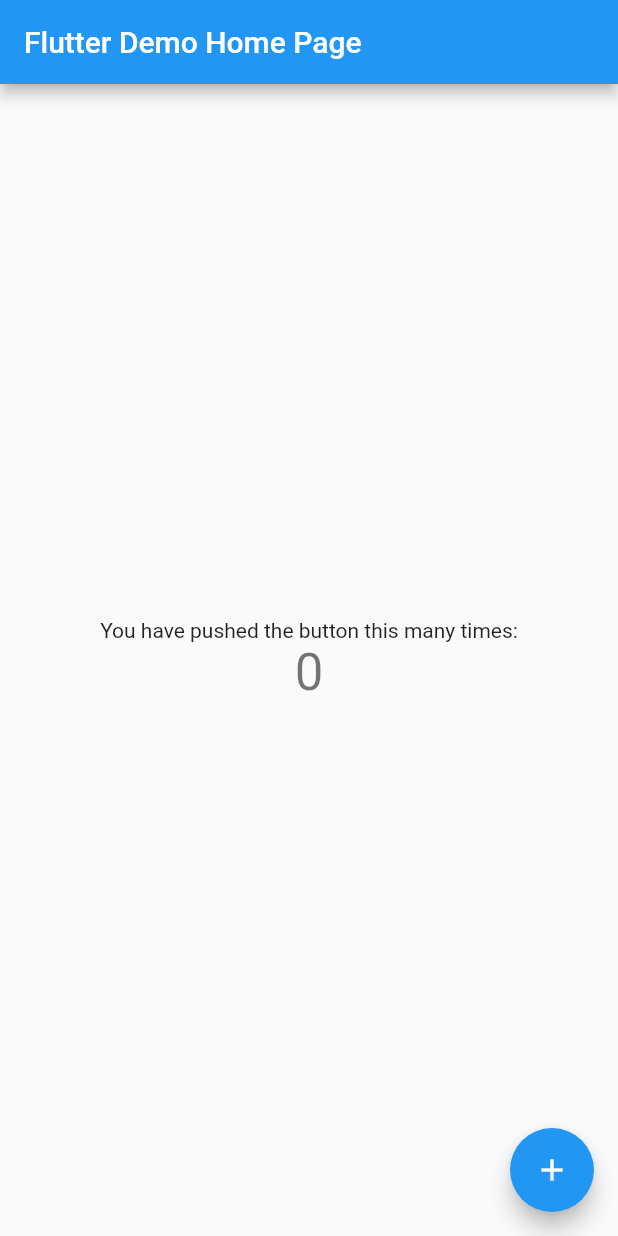
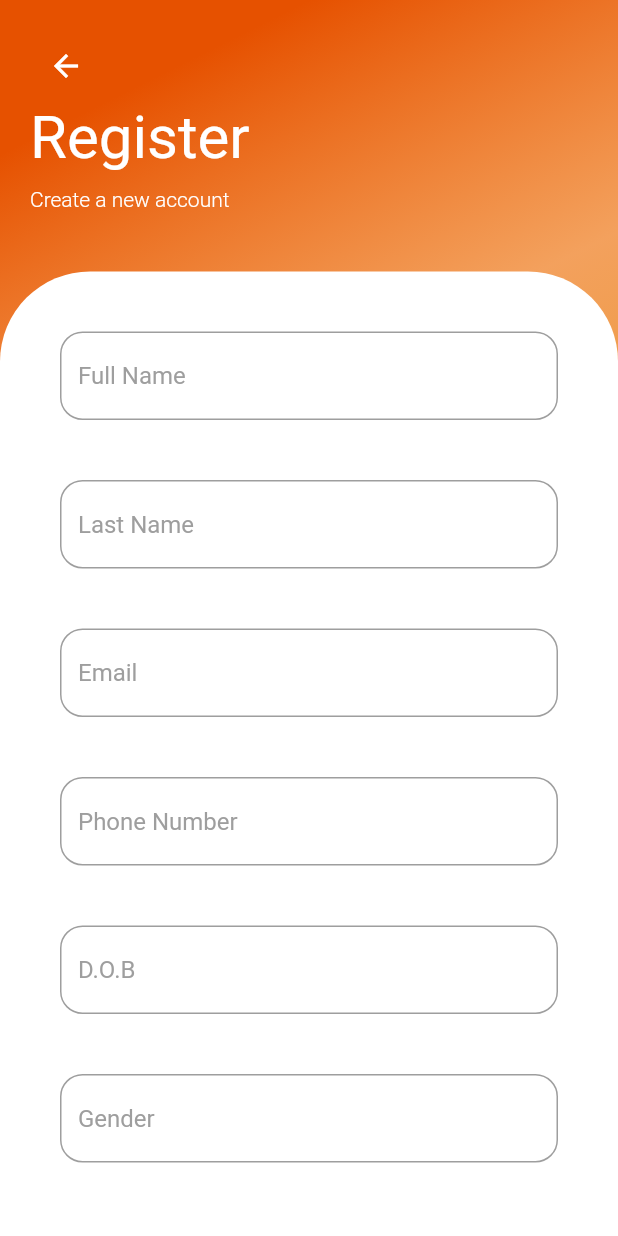
Before and after one commit to Flutter-Learning-Community/flutter-login, a Flutter app: the screen it shows after launch, on a phone screen of 412 x 824 dp. Run offline on Flutter 3.47's test engine with Material 2 defaults, Android fonts, the phone set to English and light mode, and no system bars; our stand-ins replace simple_animations.

Commit message:
signup created

```diff
--- /dev/null
+++ b/lib/Animation/FadeAnimation.dart
@@ -0,0 +1,32 @@
+import 'package:flutter/material.dart';
+import 'package:simple_animations/simple_animations.dart';
+
+class FadeAnimation extends StatelessWidget {
+  final double delay;
+  final Widget child;
+
+  FadeAnimation(this.delay, this.child);
+
+  @override
+  Widget build(BuildContext context) {
+    final tween = MultiTrackTween([
+      Track("opacity")
+          .add(Duration(milliseconds: 500), Tween(begin: 0.0, end: 1.0)),
+      Track("translateY").add(
+          Duration(milliseconds: 500), Tween(begin: -30.0, end: 0.0),
+          curve: Curves.easeOut)
+    ]);
+
+    return ControlledAnimation(
+      delay: Duration(milliseconds: (500 * delay).round()),
+      duration: tween.duration,
+      tween: tween,
+      child: child,
+      builderWithChild: (context, child, animation) => Opacity(
+        opacity: (animation as Map)["opacity"],
+        child: Transform.translate(
+            offset: Offset(0, (animation as Map)["translateY"]), child: child),
+      ),
+    );
+  }
+}
--- a/lib/main.dart
+++ b/lib/main.dart
@@ -1,115 +1,16 @@
 import 'package:flutter/material.dart';
+import 'signup.dart';
 
 void main() {
-  runApp(const MyApp());
+  runApp(MyApp());
 }
 
 class MyApp extends StatelessWidget {
-  const MyApp({Key? key}) : super(key: key);
-
-  // This widget is the root of your application.
   @override
   Widget build(BuildContext context) {
     return MaterialApp(
-      title: 'Flutter Demo',
-      theme: ThemeData(
-        // This is the theme of your application.
-        //
-        // Try running your application with "flutter run". You'll see the
-        // application has a blue toolbar. Then, without quitting the app, try
-        // changing the primarySwatch below to Colors.green and then invoke
-        // "hot reload" (press "r" in the console where you ran "flutter run",
-        // or simply save your changes to "hot reload" in a Flutter IDE).
-        // Notice that the counter didn't reset back to zero; the application
-        // is not restarted.
-        primarySwatch: Colors.blue,
-      ),
-      home: const MyHomePage(title: 'Flutter Demo Home Page'),
+      debugShowCheckedModeBanner: false,
+      home: HomePage(),
     );
   }
 }
-
-class MyHomePage extends StatefulWidget {
-  const MyHomePage({Key? key, required this.title}) : super(key: key);
-
-  // This widget is the home page of your application. It is stateful, meaning
-  // that it has a State object (defined below) that contains fields that affect
-  // how it looks.
-
-  // This class is the configuration for the state. It holds the values (in this
-  // case the title) provided by the parent (in this case the App widget) and
-  // used by the build method of the State. Fields in a Widget subclass are
-  // always marked "final".
-
-  final String title;
-
-  @override
-  State<MyHomePage> createState() => _MyHomePageState();
-}
-
-class _MyHomePageState extends State<MyHomePage> {
-  int _counter = 0;
-
-  void _incrementCounter() {
-    setState(() {
-      // This call to setState tells the Flutter framework that something has
-      // changed in this State, which causes it to rerun the build method below
-      // so that the display can reflect the updated values. If we changed
-      // _counter without calling setState(), then the build method would not be
-      // called again, and so nothing would appear to happen.
-      _counter++;
-    });
-  }
-
-  @override
-  Widget build(BuildContext context) {
-    // This method is rerun every time setState is called, for instance as done
-    // by the _incrementCounter method above.
-    //
-    // The Flutter framework has been optimized to make rerunning build methods
-    // fast, so that you can just rebuild anything that needs updating rather
-    // than having to individually change instances of widgets.
-    return Scaffold(
-      appBar: AppBar(
-        // Here we take the value from the MyHomePage object that was created by
-        // the App.build method, and use it to set our appbar title.
-        title: Text(widget.title),
-      ),
-      body: Center(
-        // Center is a layout widget. It takes a single child and positions it
-        // in the middle of the parent.
-        child: Column(
-          // Column is also a layout widget. It takes a list of children and
-          // arranges them vertically. By default, it sizes itself to fit its
-          // children horizontally, and tries to be as tall as its parent.
-          //
-          // Invoke "debug painting" (press "p" in the console, choose the
-          // "Toggle Debug Paint" action from the Flutter Inspector in Android
-          // Studio, or the "Toggle Debug Paint" command in Visual Studio Code)
-          // to see the wireframe for each widget.
-          //
-          // Column has various properties to control how it sizes itself and
-          // how it positions its children. Here we use mainAxisAlignment to
-          // center the children vertically; the main axis here is the vertical
-          // axis because Columns are vertical (the cross axis would be
-          // horizontal).
-          mainAxisAlignment: MainAxisAlignment.center,
-          children: <Widget>[
-            const Text(
-              'You have pushed the button this many times:',
-            ),
-            Text(
-              '$_counter',
-              style: Theme.of(context).textTheme.headline4,
-            ),
-          ],
-        ),
-      ),
-      floatingActionButton: FloatingActionButton(
-        onPressed: _incrementCounter,
-        tooltip: 'Increment',
-        child: const Icon(Icons.add),
-      ), // This trailing comma makes auto-formatting nicer for build methods.
-    );
-  }
-}
--- /dev/null
+++ b/lib/signup.dart
@@ -0,0 +1,351 @@
+import 'package:flutter/material.dart';
+import 'Animation/FadeAnimation.dart';
+
+class HomePage extends StatefulWidget {
+  @override
+  State<HomePage> createState() => _HomePageState();
+}
+
+class _HomePageState extends State<HomePage> {
+  final formKey = GlobalKey<FormState>();
+  var namecontroller = TextEditingController();
+  var emailcontroller = TextEditingController();
+  var phonecontroller = TextEditingController();
+  var Dobcontroller = TextEditingController();
+
+  @override
+  Widget build(BuildContext context) {
+    return Scaffold(
+      body: Container(
+        width: double.infinity,
+        decoration: BoxDecoration(
+            gradient: LinearGradient(begin: Alignment.topCenter, colors: [
+          Color.fromARGB(255, 230, 81, 0),
+          Color.fromARGB(171, 240, 117, 16),
+          Color.fromARGB(250, 230, 158, 50)
+        ])),
+        child: Column(
+          crossAxisAlignment: CrossAxisAlignment.start,
+          children: <Widget>[
+            Padding(
+              padding: EdgeInsets.all(20),
+              child: Column(
+                crossAxisAlignment: CrossAxisAlignment.start,
+                children: <Widget>[
+                  IconButton(
+                    icon: Icon(
+                      Icons.arrow_back,
+                      color: Colors.white,
+                    ),
+                    onPressed: () {
+                      Navigator.pop(context);
+                    },
+                  ),
+                  FadeAnimation(
+                      1,
+                      Text(
+                        "Register",
+                        style: TextStyle(color: Colors.white, fontSize: 40),
+                      )),
+                  SizedBox(
+                    height: 10,
+                  ),
+                  FadeAnimation(
+                    1,
+                    Text(
+                      "Create a new account",
+                      style: TextStyle(
+                        color: Colors.white,
+                        fontWeight: FontWeight.w300,
+                      ),
+                    ),
+                  ),
+                  SizedBox(
+                    height: 10,
+                  ),
+                ],
+              ),
+            ),
+            SizedBox(height: 10),
+            Expanded(
+              child: Container(
+                decoration: BoxDecoration(
+                    color: Colors.white,
+                    borderRadius: BorderRadius.only(
+                      topLeft: Radius.circular(60),
+                      topRight: Radius.circular(60),
+                    )),
+                child: SingleChildScrollView(
+                  child: Padding(
+                      padding: EdgeInsets.all(30),
+                      child: Column(
+                        children: <Widget>[
+                          FadeAnimation(
+                            1.4,
+                            Container(
+                                child: Form(
+                              key: formKey,
+                              child: Column(
+                                children: <Widget>[
+                                  FadeAnimation(
+                                    1.5,
+                                    Container(
+                                      padding: EdgeInsets.all(10),
+                                      child: TextFormField(
+                                        controller: namecontroller,
+                                        decoration: InputDecoration(
+                                          focusedBorder: OutlineInputBorder(
+                                            borderSide: const BorderSide(
+                                                color: Colors.orange,
+                                                width: 2.0),
+                                            borderRadius:
+                                                BorderRadius.circular(25.0),
+                                          ),
+                                          hintText: "Full Name",
+                                          hintStyle:
+                                              TextStyle(color: Colors.grey),
+                                          border: OutlineInputBorder(
+                                            borderRadius:
+                                                BorderRadius.circular(15),
+                                          ),
+                                        ),
+                                        validator: (value) {
+                                          if (value!.isEmpty ||
+                                              !RegExp(r'^[a-z A-Z,.\-]+$')
+                                                  .hasMatch(value)) {
+                                            return "Invalid Full Name";
+                                          } else {
+                                            return null;
+                                          }
+                                        },
+                                      ),
+                                    ),
+                                  ),
+                                  SizedBox(
+                                    height: 20,
+                                  ),
+                                  FadeAnimation(
+                                    2,
+                                    Container(
+                                      padding: EdgeInsets.all(10),
+                                      child: TextFormField(
+                                        decoration: InputDecoration(
+                                          focusedBorder: OutlineInputBorder(
+                                            borderSide: const BorderSide(
+                                                color: Colors.orange,
+                                                width: 2.0),
+                                            borderRadius:
+                                                BorderRadius.circular(25.0),
+                                          ),
+                                          hintText: "Last Name",
+                                          hintStyle:
+                                              TextStyle(color: Colors.grey),
+                                          border: OutlineInputBorder(
+                                            borderRadius:
+                                                BorderRadius.circular(15),
+                                          ),
+                                        ),
+                                      ),
+                                    ),
+                                  ),
+                                  SizedBox(
+                                    height: 20,
+                                  ),
+                                  FadeAnimation(
+                                    2.5,
+                                    Container(
+                                      padding: EdgeInsets.all(10),
+                                      child: TextFormField(
+                                          controller: emailcontroller,
+                                          decoration: InputDecoration(
+                                            focusedBorder: OutlineInputBorder(
+                                              borderSide: const BorderSide(
+                                                  color: Colors.orange,
+                                                  width: 2.0),
+                                              borderRadius:
+                                                  BorderRadius.circular(25.0),
+                                            ),
+                                            hintText: "Email",
+                                            hintStyle:
+                                                TextStyle(color: Colors.grey),
+                                            border: OutlineInputBorder(
+                                              borderRadius:
+                                                  BorderRadius.circular(15),
+                                            ),
+                                          ),
+                                          validator: (value) {
+                                            if (value!.trim().isEmpty ||
+                                                !RegExp(r"^[a-zA-Z0-9.a-zA-Z0-9.!#$%&'*+-/=?^_`{|}~]+@[a-zA-Z0-9]+\.[a-zA-Z]+")
+                                                    .hasMatch(value)) {
+                                              return "Invalid Email";
+                                            } else {
+                                              return null;
+                                            }
+                                          }),
+                                    ),
+                                  ),
+                                  SizedBox(
+                                    height: 20,
+                                  ),
+                                  FadeAnimation(
+                                    3,
+                                    Container(
+                                      padding: EdgeInsets.all(10),
+                                      child: TextFormField(
+                                          controller: phonecontroller,
+                                          decoration: InputDecoration(
+                                            focusedBorder: OutlineInputBorder(
+                                              borderSide: const BorderSide(
+                                                  color: Colors.orange,
+                                                  width: 2.0),
+                                              borderRadius:
+                                                  BorderRadius.circular(25.0),
+                                            ),
+                                            hintText: "Phone Number",
+                                            hintStyle:
+                                                TextStyle(color: Colors.grey),
+                                            border: OutlineInputBorder(
+                                              borderRadius:
+                                                  BorderRadius.circular(15),
+                                            ),
+                                          ),
+                                          validator: (value) {
+                                            if (value!.trim().isEmpty ||
+                                                !RegExp(r'/^\(?(\d{3})\)?[- ]?(\d{3})[- ]?(\d{4})$/')
+                                                    .hasMatch(value)) {
+                                              return "Invalid Phone Number";
+                                            } else {
+                                              return null;
+                                            }
+                                          }),
+                                    ),
+                                  ),
+                                  SizedBox(
+                                    height: 20,
+                                  ),
+                                  FadeAnimation(
+                                    3.5,
+                                    Container(
+                                      padding: EdgeInsets.all(10),
+                                      child: TextFormField(
+                                          controller: Dobcontroller,
+                                          decoration: InputDecoration(
+                                            focusedBorder: OutlineInputBorder(
+                                              borderSide: const BorderSide(
+                                                  color: Colors.orange,
+                                                  width: 2.0),
+                                              borderRadius:
+                                                  BorderRadius.circular(25.0),
+                                            ),
+                                            hintText: "D.O.B",
+                                            hintStyle:
+                                                TextStyle(color: Colors.grey),
+                                            border: OutlineInputBorder(
+                                              borderRadius:
+                                                  BorderRadius.circular(15),
+                                            ),
+                                          ),
+                                          validator: (value) {
+                                            if (value!.trim().isEmpty) {
+                                              return "Invalid D.O.B";
+                                            } else {
+                                              return null;
+                                            }
+                                          }),
+                                    ),
+                                  ),
+                                  SizedBox(
+                                    height: 20,
+                                  ),
+                                  FadeAnimation(
+                                    4,
+                                    Container(
+                                      padding: EdgeInsets.all(10),
+                                      child: TextFormField(
+                                        decoration: InputDecoration(
+                                          focusedBorder: OutlineInputBorder(
+                                            borderSide: const BorderSide(
+                                                color: Colors.orange,
+                                                width: 2.0),
+                                            borderRadius:
+                                                BorderRadius.circular(25.0),
+                                          ),
+                                          hintText: "Gender",
+                                          hintStyle:
+                                              TextStyle(color: Colors.grey),
+                                          border: OutlineInputBorder(
+                                            borderRadius:
+                                                BorderRadius.circular(15),
+                                          ),
+                                        ),
+                                      ),
+                                    ),
+                                  )
+                                ],
+                              ),
+                            )),
+                          ),
+                          SizedBox(
+                            height: 40,
+                          ),
+                          FadeAnimation(
+                              4.5,
+                              Text(
+                                "By creating an account, you accept our ",
+                                style: TextStyle(
+                                    color: Colors.orange[900],
+                                    fontSize: 15,
+                                    letterSpacing: 1),
+                              )),
+                          SizedBox(
+                            height: 10,
+                          ),
+                          FadeAnimation(
+                              4.5,
+                              Text(
+                                "Terms & Conditions",
+                                style: TextStyle(
+                                    color: Colors.orange[900],
+                                    decoration: TextDecoration.underline,
+                                    fontSize: 15,
+                                    letterSpacing: 1),
+                              )),
+                          SizedBox(
+                            height: 60,
+                          ),
+                          FadeAnimation(
+                              5,
+                              Container(
+                                height: 50,
+                                margin: EdgeInsets.symmetric(horizontal: 50),
+                                decoration: BoxDecoration(
+                                    borderRadius: BorderRadius.circular(50),
+                                    color: Colors.orange[900]),
+                                child: Center(
+                                    child: TextButton(
+                                  child: Text(
+                                    "Submit",
+                                    style: TextStyle(
+                                        fontSize: 20, color: Colors.white),
+                                  ),
+                                  onPressed: () {
+                                    if (formKey.currentState!.validate()) {
+                                      ScaffoldMessenger.of(context)
+                                          .showSnackBar(SnackBar(
+                                              content:
+                                                  Text("Successfully login")));
+                                    }
+                                  },
+                                )),
+                              )),
+                        ],
+                      )),
+                ),
+              ),
+            ),
+          ],
+        ),
+      ),
+    );
+  }
+}
--- a/pubspec.yaml
+++ b/pubspec.yaml
@@ -34,6 +34,7 @@ dependencies:
   # The following adds the Cupertino Icons font to your application.
   # Use with the CupertinoIcons class for iOS style icons.
   cupertino_icons: ^1.0.2
+  simple_animations: ^2.4.2
 
 dev_dependencies:
   flutter_test:
```
Also changed, not shown: pubspec.lock, 1 other file.
